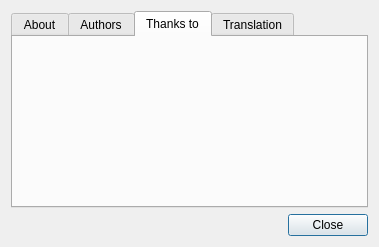
Above: src/forms/aboutwindow.ui from Vortm4x/netemul before the change. Below: the same form after it.
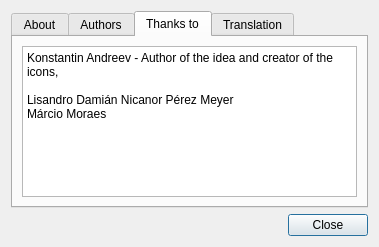
That is the form after the change. The open tabs and pages were chosen to show the change. Icons and pictures are not drawn.

```diff
--- a/src/forms/aboutwindow.ui
+++ b/src/forms/aboutwindow.ui
@@ -55,6 +55,18 @@
       <attribute name="title">
        <string>Thanks to</string>
       </attribute>
+      <layout class="QVBoxLayout" name="verticalLayout_4">
+       <item>
+        <widget class="QPlainTextEdit" name="plainTextEdit">
+         <property name="plainText">
+          <string>Konstantin Andreev - Author of the idea and creator of the icons, 
+
+Lisandro Damián Nicanor Pérez Meyer
+Márcio Moraes</string>
+         </property>
+        </widget>
+       </item>
+      </layout>
      </widget>
      <widget class="QWidget" name="tab_4">
       <attribute name="title">
```
Left out of the diff: 26 changed lines with no effect on the pictures.
